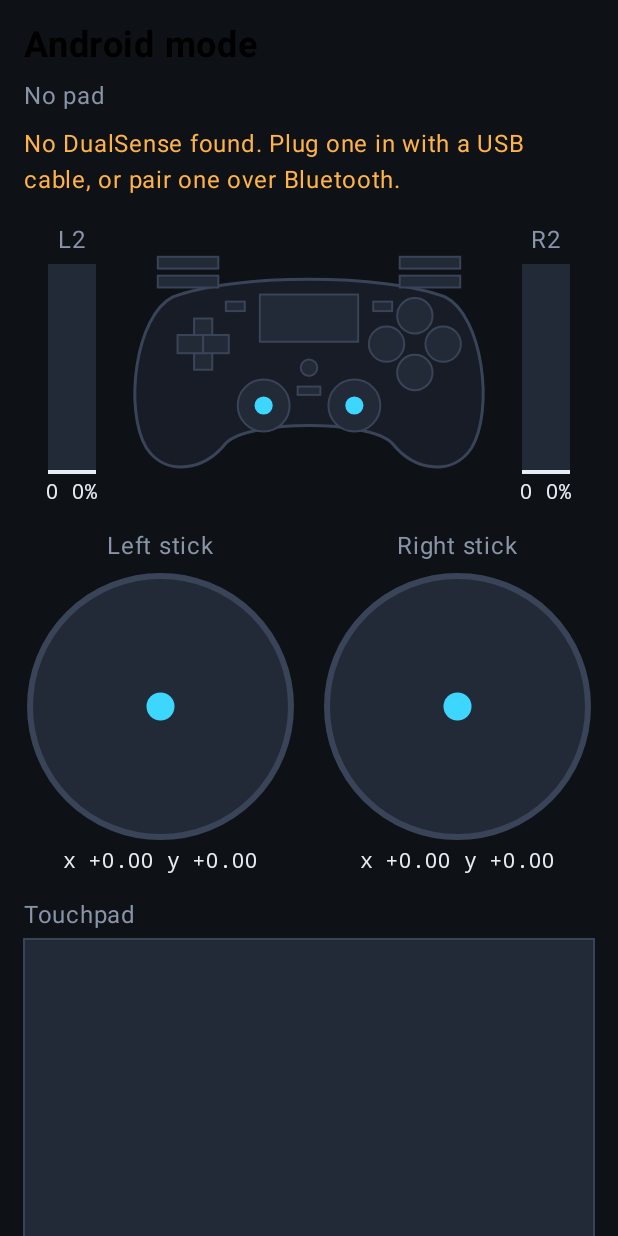
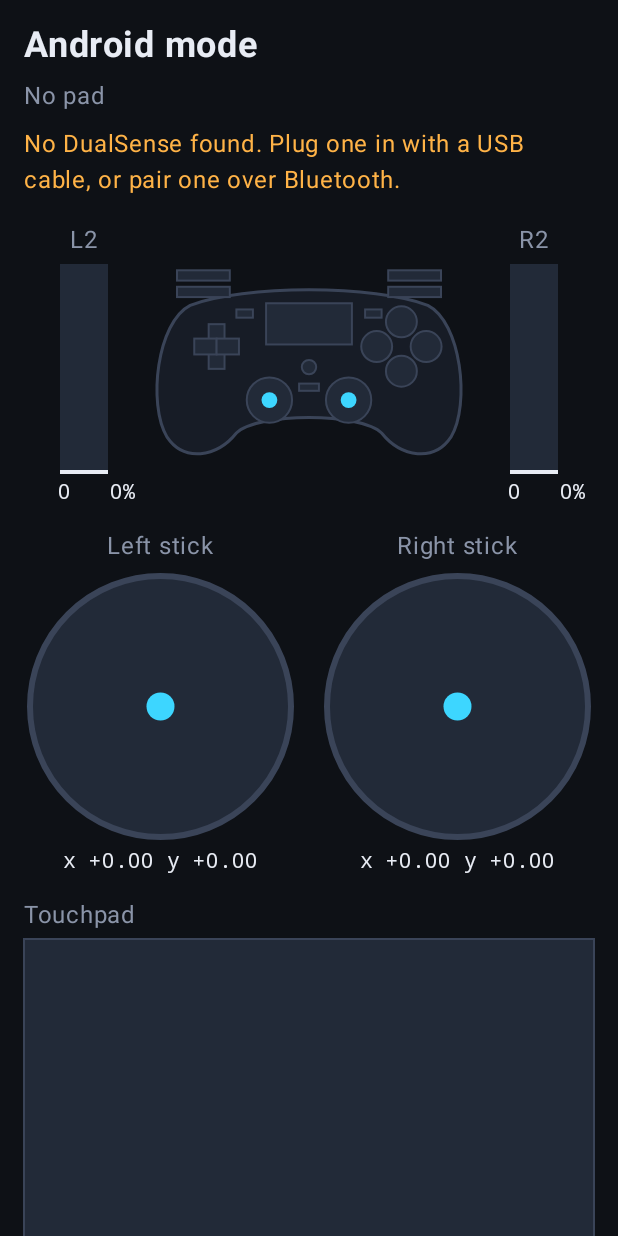
Before and after one commit to danyshs/DualSense-Probe-Android, an Android app built with Jetpack Compose: the screen it shows after launch (MainActivity), on a phone screen of 412 x 824 dp. Run offline under Robolectric (Android 15) with nearby library versions, the phone set to English and light mode, and no system bars.

Commit message:
Fix two crashes on leaving the app, and a layout jump on full triggers
Closing a lights session that never had a request throws inside Android, so only close one
that was used. Sensor and battery callbacks queued before the route stopped are now dropped
instead of publishing after stop. Live number labels are fixed width and one line, so a full
trigger press no longer reflows the screen. Android mode explains that the touchpad box shows
the mouse pointer, not the finger.

```diff
--- a/app/src/main/kotlin/dev/dsprobe/app/ui/AppRoot.kt
+++ b/app/src/main/kotlin/dev/dsprobe/app/ui/AppRoot.kt
@@ -1,9 +1,9 @@
 package dev.dsprobe.app.ui
 
-import androidx.compose.foundation.background
 import androidx.compose.foundation.layout.Box
 import androidx.compose.foundation.layout.fillMaxSize
 import androidx.compose.foundation.layout.safeDrawingPadding
+import androidx.compose.material3.Surface
 import androidx.compose.runtime.Composable
 import androidx.compose.runtime.getValue
 import androidx.compose.runtime.collectAsState
@@ -16,7 +16,8 @@ import dev.dsprobe.app.ui.theme.DsProbeTheme
 fun AppRoot(session: PadSession) {
     val state by session.controller.state.collectAsState()
     DsProbeTheme {
-        Box(Modifier.fillMaxSize().background(DsColors.Background).safeDrawingPadding()) {
+        Surface(Modifier.fillMaxSize(), color = DsColors.Background, contentColor = DsColors.Text) {
+            Box(Modifier.fillMaxSize().safeDrawingPadding()) {
             when (screenFor(state)) {
                 Screen.LIVE -> LiveScreen(
                     state = state,
@@ -27,6 +28,7 @@ fun AppRoot(session: PadSession) {
                 )
                 Screen.TOO_MANY -> TooManyScreen()
             }
+            }
         }
     }
 }
--- a/app/src/main/kotlin/dev/dsprobe/app/ui/HeaderStrip.kt
+++ b/app/src/main/kotlin/dev/dsprobe/app/ui/HeaderStrip.kt
@@ -10,6 +10,8 @@ import androidx.compose.foundation.layout.fillMaxWidth
 import androidx.compose.foundation.layout.padding
 import androidx.compose.material3.Button
 import androidx.compose.material3.Text
+import androidx.compose.ui.text.style.TextAlign
+import androidx.compose.foundation.layout.width
 import androidx.compose.runtime.Composable
 import androidx.compose.runtime.getValue
 import androidx.compose.runtime.mutableStateOf
@@ -80,6 +82,8 @@ private fun padName(pad: FoundPad?): String = when {
     else -> stringResource(R.string.pad_dualsense)
 }
 
+private const val BATTERY_WIDTH_DP = 128 // fits "Battery raw 15" in 14 sp monospace
+
 @Composable
 private fun batteryText(battery: Battery?): String = when (battery) {
     is Battery.Percent -> stringResource(R.string.battery_percent, battery.percent)
@@ -115,16 +119,16 @@ fun HeaderStrip(
     Column(modifier.fillMaxWidth().padding(16.dp), verticalArrangement = Arrangement.spacedBy(8.dp)) {
         Row(Modifier.fillMaxWidth(), horizontalArrangement = Arrangement.SpaceBetween) {
             val routeName = if (routeOf(state) == Route.ANDROID) R.string.route_android else R.string.route_direct_usb
-            Text(stringResource(routeName), fontSize = 24.sp, fontWeight = FontWeight.Bold)
-            if (pad != null) Text(stringResource(R.string.battery_label, batteryText(battery)), style = NumberStyle)
+            Text(stringResource(routeName), Modifier.weight(1f), fontSize = 24.sp, fontWeight = FontWeight.Bold, maxLines = 1)
+            if (pad != null) Text(stringResource(R.string.battery_label, batteryText(battery)), Modifier.padding(start = 8.dp).width(BATTERY_WIDTH_DP.dp), style = NumberStyle, textAlign = TextAlign.End, maxLines = 1, softWrap = false)
         }
-        Text(padLine(pad), color = DsColors.TextDim)
+        Text(padLine(pad), Modifier.fillMaxWidth(), color = DsColors.TextDim)
         if (state is RouteState.AndroidMode) AndroidBanner(state, reduced, showReduced, directUsbAvailable, onSwitch) { showReduced = !showReduced }
         if (state is RouteState.DirectUsb) {
             Button(onClick = onBack) { Text(stringResource(R.string.back_to_android)) }
             if (state.secondPadIgnored) Text(stringResource(R.string.second_pad_ignored), color = DsColors.Warn)
         }
-        stateMessageRes(state)?.let { Text(stringResource(it), color = DsColors.Warn) }
+        stateMessageRes(state)?.let { Text(stringResource(it), Modifier.fillMaxWidth(), color = DsColors.Warn) }
     }
 }
 
@@ -145,10 +149,10 @@ private fun AndroidBanner(
     onSwitch: () -> Unit,
     onToggle: () -> Unit,
 ) {
-    Column(verticalArrangement = Arrangement.spacedBy(8.dp)) {
+    Column(Modifier.fillMaxWidth(), verticalArrangement = Arrangement.spacedBy(8.dp)) {
         if (state.pad.transport == Transport.BLUETOOTH) {
-            Text(stringResource(R.string.banner_bluetooth), color = DsColors.Warn, fontWeight = FontWeight.Bold)
-            Text(stringResource(R.string.banner_bluetooth_detail), color = DsColors.TextDim)
+            Text(stringResource(R.string.banner_bluetooth), Modifier.fillMaxWidth(), color = DsColors.Warn, fontWeight = FontWeight.Bold)
+            Text(stringResource(R.string.banner_bluetooth_detail), Modifier.fillMaxWidth(), color = DsColors.TextDim)
         }
         if (reduced.isNotEmpty()) {
             Text(
@@ -160,8 +164,8 @@ private fun AndroidBanner(
         }
         if (state.pad.transport == Transport.USB) {
             Button(onClick = onSwitch, enabled = directUsbAvailable) { Text(stringResource(R.string.switch_to_direct_usb)) }
-            if (!directUsbAvailable) Text(stringResource(R.string.direct_usb_unbuilt), color = DsColors.TextDim)
+            if (!directUsbAvailable) Text(stringResource(R.string.direct_usb_unbuilt), Modifier.fillMaxWidth(), color = DsColors.TextDim)
         }
-        state.notice?.let { Text(stringResource(noticeRes(it.kind), it.detail), color = DsColors.Warn) }
+        state.notice?.let { Text(stringResource(noticeRes(it.kind), it.detail), Modifier.fillMaxWidth(), color = DsColors.Warn) }
     }
 }
--- a/app/src/main/kotlin/dev/dsprobe/app/ui/LiveScreen.kt
+++ b/app/src/main/kotlin/dev/dsprobe/app/ui/LiveScreen.kt
@@ -62,9 +62,8 @@ fun LiveScreen(
                 StickView(stringResource(R.string.label_left_stick), s.leftX, s.leftY, ui.feel.leftTrail, ui.feel.nowMs, Modifier.weight(1f))
                 StickView(stringResource(R.string.label_right_stick), s.rightX, s.rightY, ui.feel.rightTrail, ui.feel.nowMs, Modifier.weight(1f))
             }
-            TouchpadView(ui, reasons[Feature.TOUCHPAD_TWO_FINGERS])
+            TouchpadView(ui, reasons[Feature.TOUCHPAD_TWO_FINGERS], androidMode = state is RouteState.AndroidMode)
             MotionTraces(ui)
-            if (s.touches.any { it.isPointer }) Text(stringResource(R.string.touch_pointer_note), color = DsColors.TextDim)
         }
     }
 }
--- a/app/src/main/kotlin/dev/dsprobe/app/ui/MotionTraces.kt
+++ b/app/src/main/kotlin/dev/dsprobe/app/ui/MotionTraces.kt
@@ -48,7 +48,7 @@ fun MotionTrace(title: String, history: List<Motion>, scaleFloor: Float, modifie
             trace(history, scale, DsColors.AxisZ) { it.z }
         }
         if (latest != null) {
-            Text(stringResource(R.string.motion_values, signed(latest.x), signed(latest.y), signed(latest.z)), style = NumberStyle)
+            Text(stringResource(R.string.motion_values, signed(latest.x), signed(latest.y), signed(latest.z)), style = NumberStyle, maxLines = 1, softWrap = false)
             if (latest.unit == MotionUnit.RAW_COUNTS) Text(stringResource(R.string.label_motion_raw), color = DsColors.TextDim)
         } else {
             Text(stringResource(R.string.motion_none), color = DsColors.TextDim)
--- a/app/src/main/kotlin/dev/dsprobe/app/ui/Sticks.kt
+++ b/app/src/main/kotlin/dev/dsprobe/app/ui/Sticks.kt
@@ -35,7 +35,7 @@ fun StickView(label: String, x: Float, y: Float, trail: List<TrailPoint>, nowMs:
             }
             drawCircle(DsColors.Accent, DOT_PX, center + Offset(x, y) * radius)
         }
-        Text(stringResource(R.string.stick_values, signed(x), signed(y)), style = NumberStyle)
+        Text(stringResource(R.string.stick_values, signed(x), signed(y)), style = NumberStyle, maxLines = 1, softWrap = false)
     }
 }
 
--- a/app/src/main/kotlin/dev/dsprobe/app/ui/TouchpadView.kt
+++ b/app/src/main/kotlin/dev/dsprobe/app/ui/TouchpadView.kt
@@ -29,7 +29,7 @@ private const val RIPPLE_RADIUS_PX = 90f
  * the rectangle, and says so. [lockedReason] greys the two-finger part with its reason.
  */
 @Composable
-fun TouchpadView(ui: LiveUi, lockedReason: Int?, modifier: Modifier = Modifier) {
+fun TouchpadView(ui: LiveUi, lockedReason: Int?, androidMode: Boolean, modifier: Modifier = Modifier) {
     val touches = ui.frame.state.touches
     Column(modifier, verticalArrangement = Arrangement.spacedBy(4.dp)) {
         Row { Text(stringResource(R.string.label_touchpad), color = DsColors.TextDim) }
@@ -47,12 +47,15 @@ fun TouchpadView(ui: LiveUi, lockedReason: Int?, modifier: Modifier = Modifier)
             for (t in touches) drawCircle(DsColors.Accent, FINGER_PX, Offset(t.x * size.width, t.y * size.height))
             if (lockedReason != null) drawLock(Offset(size.width - LOCK_PX * 1.5f, LOCK_PX * 1.5f), LOCK_PX)
         }
-        Text(touchText(touches), style = NumberStyle)
+        if (androidMode) Text(stringResource(R.string.touchpad_android_note), color = DsColors.TextDim)
+        // two fixed lines (one per finger slot) so a second finger never adds height
+        Text(touchText(touches), style = NumberStyle, minLines = TOUCH_LINES, maxLines = TOUCH_LINES, softWrap = false)
         if (lockedReason != null) Text(stringResource(lockedReason), color = DsColors.TextDim)
     }
 }
 
 private const val LOCK_PX = 28f
+private const val TOUCH_LINES = 2
 
 @Composable
 private fun touchText(touches: List<TouchPoint>): String {
@@ -67,5 +70,5 @@ private fun touchText(touches: List<TouchPoint>): String {
             },
         )
     }
-    return parts.joinToString("  ")
+    return parts.joinToString("\n")
 }
--- a/app/src/main/kotlin/dev/dsprobe/app/ui/TriggerBars.kt
+++ b/app/src/main/kotlin/dev/dsprobe/app/ui/TriggerBars.kt
@@ -11,23 +11,23 @@ import androidx.compose.ui.Alignment
 import androidx.compose.ui.Modifier
 import androidx.compose.ui.geometry.Offset
 import androidx.compose.ui.geometry.Size
-import androidx.compose.ui.res.stringResource
 import androidx.compose.ui.unit.dp
-import dev.dsprobe.app.R
 import dev.dsprobe.app.ui.theme.DsColors
 import dev.dsprobe.app.ui.theme.NumberStyle
+import java.util.Locale
 import kotlin.math.roundToInt
 
 private const val TRIGGER_COUNTS_MAX = 255
 private const val PERCENT_MAX = 100
 private const val MARKER_PX = 4f
+private const val TRIGGER_COLUMN_DP = 80 // fits "255 100%" in 14 sp monospace (about 67 dp)
 
 /** A filling bar with a peak marker and the 0-255 value and percentage under it. */
 @Composable
 fun TriggerBar(label: String, value: Float, peak: Peak, modifier: Modifier = Modifier) {
     val counts = (value * TRIGGER_COUNTS_MAX).roundToInt()
     val percent = (value * PERCENT_MAX).roundToInt()
-    Column(modifier.width(64.dp), horizontalAlignment = Alignment.CenterHorizontally, verticalArrangement = Arrangement.spacedBy(4.dp)) {
+    Column(modifier.width(TRIGGER_COLUMN_DP.dp), horizontalAlignment = Alignment.CenterHorizontally, verticalArrangement = Arrangement.spacedBy(4.dp)) {
         Text(label, color = DsColors.TextDim)
         Canvas(Modifier.width(32.dp).height(140.dp)) {
             drawRect(DsColors.SurfaceHigh, Offset.Zero, size)
@@ -36,6 +36,7 @@ fun TriggerBar(label: String, value: Float, peak: Peak, modifier: Modifier = Mod
             val markerY = size.height * (1f - peak.value)
             drawRect(DsColors.Text, Offset(0f, markerY.coerceIn(0f, size.height - MARKER_PX)), Size(size.width, MARKER_PX))
         }
-        Text(stringResource(R.string.trigger_value, counts, percent), style = NumberStyle)
+        // fixed 8 chars, one line: the value can never reflow the layout
+        Text(String.format(Locale.ROOT, "%3d %3d%%", counts, percent), style = NumberStyle, maxLines = 1, softWrap = false)
     }
 }
--- a/app/src/main/res/values/strings.xml
+++ b/app/src/main/res/values/strings.xml
@@ -33,13 +33,12 @@
     <string name="notice_claim_failed">Android would not hand the pad over (error %1$s).</string>
     <string name="too_many_title">One pad at a time</string>
     <string name="too_many_body">Two DualSense controllers are connected. Unplug or unpair one.</string>
-    <string name="trigger_value">%1$d  %2$d%%</string>
     <string name="stick_values">x %1$s  y %2$s</string>
     <string name="label_touchpad">Touchpad</string>
     <string name="touch_none">no finger</string>
     <string name="touch_pointer">pointer  x %1$s  y %2$s</string>
     <string name="touch_finger">finger %1$d  x %2$d  y %3$d</string>
-    <string name="touch_pointer_note">The touchpad dot is Android\'s mouse pointer scaled to the rectangle, not the finger\'s own position.</string>
+    <string name="touchpad_android_note">Android turns the touchpad into a mouse pointer, so this shows the pointer, not your finger. Direct USB shows real finger positions.</string>
     <string name="motion_values">x %1$s  y %2$s  z %3$s</string>
     <string name="label_motion_raw">axes not yet proven</string>
     <string name="motion_none">no sensor values yet</string>
```
Also changed, not shown: app/src/main/kotlin/dev/dsprobe/app/route/AndroidRoute.kt (+41 -2 lines), 3 other files.
